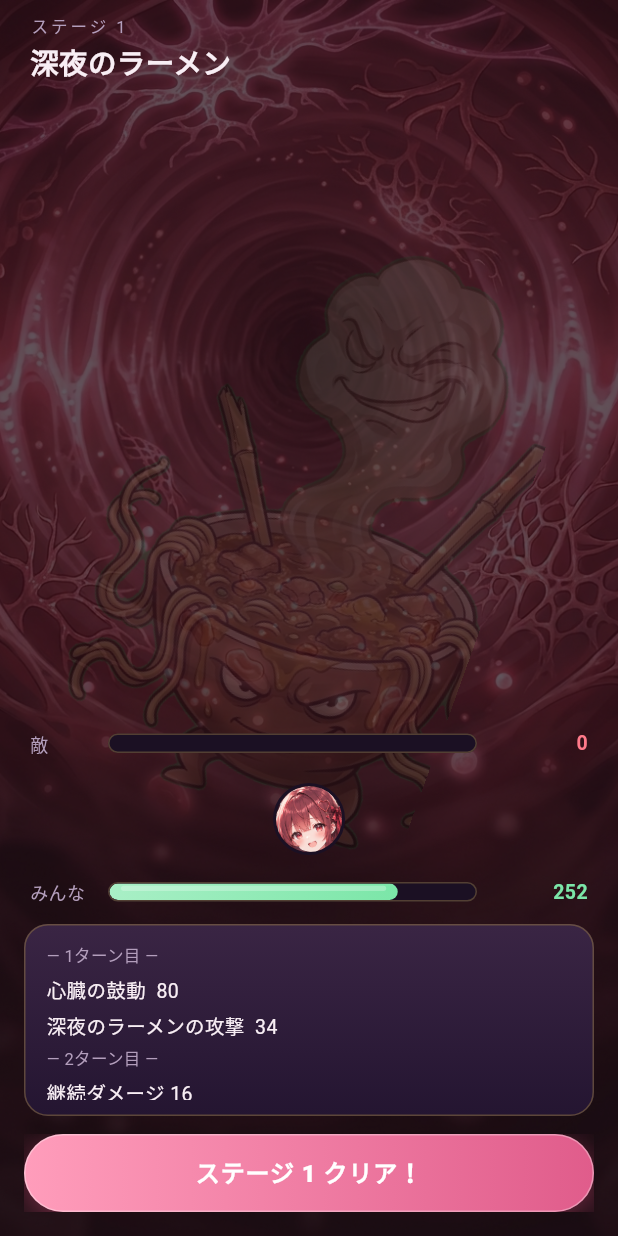
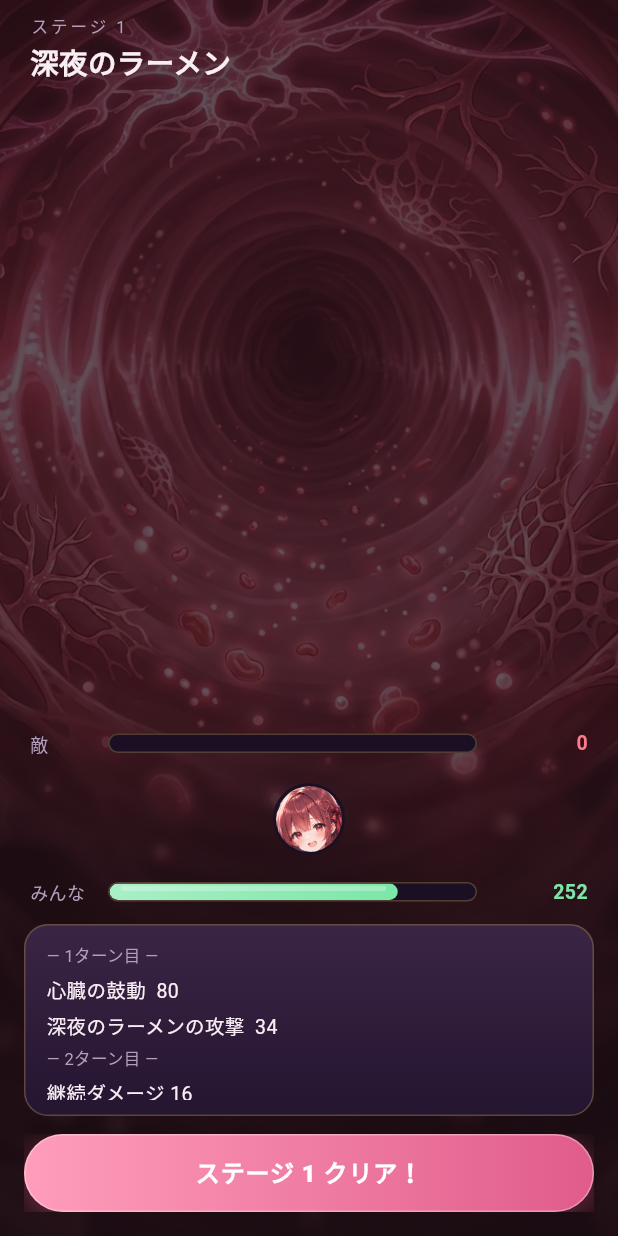
Before and after one commit to yuusaku000/bisyoujozouki, a Flutter app: the BattleScreen screen opened directly with empty values, after a tap on "スキップ", on a phone screen of 412 x 824 dp. Run offline on Flutter 3.47's test engine with Material 3 defaults, Android fonts, the light colour scheme and no system bars; our stand-ins replace shared_preferences; accounts and stored records are empty.

Commit message:
倒した敵が消えきるようにする
薄く残していたので、倒したのに居座っているように見えていた。
沈みながら完全に消えるところまで見せて、片がついた感じを出す。

```diff
--- a/lib/screens/battle_screen.dart
+++ b/lib/screens/battle_screen.dart
@@ -194,22 +194,27 @@ class _BattleScreenState extends State<BattleScreen> {
 
   bool get _defeated => _enemyHp <= 0;
 
-  /// 倒れたら傾いて沈み、色が抜ける。ゲージが0になるだけだと素っ気ない。
+  /// 倒れたら傾いて沈み、そのまま消えていく。
+  ///
+  /// 薄く残していたが、倒したのに居座っているように見える。
+  /// 消えきるまで見せたほうが、片がついた感じが出る。
   Widget _enemyFigure(String path) {
     return AnimatedSlide(
-      offset: _defeated ? const Offset(0, 0.18) : Offset.zero,
-      duration: const Duration(milliseconds: 700),
+      offset: _defeated ? const Offset(0, 0.26) : Offset.zero,
+      duration: const Duration(milliseconds: 900),
       curve: Curves.easeIn,
       child: AnimatedRotation(
         turns: _defeated ? 0.055 : 0,
         duration: const Duration(milliseconds: 700),
         curve: Curves.easeOutBack,
         child: AnimatedOpacity(
-          opacity: _defeated ? 0.35 : 1,
-          duration: const Duration(milliseconds: 700),
+          opacity: _defeated ? 0 : 1,
+          // 沈みきる少し前に消える。消えた場所に絵が残らない。
+          duration: const Duration(milliseconds: 850),
+          curve: Curves.easeInCubic,
           child: AnimatedScale(
-            scale: _defeated ? 0.92 : 1,
-            duration: const Duration(milliseconds: 700),
+            scale: _defeated ? 0.88 : 1,
+            duration: const Duration(milliseconds: 900),
             child: ColorFiltered(
               colorFilter: ColorFilter.mode(
                 _defeated ? Colors.black54 : Colors.transparent,
```
